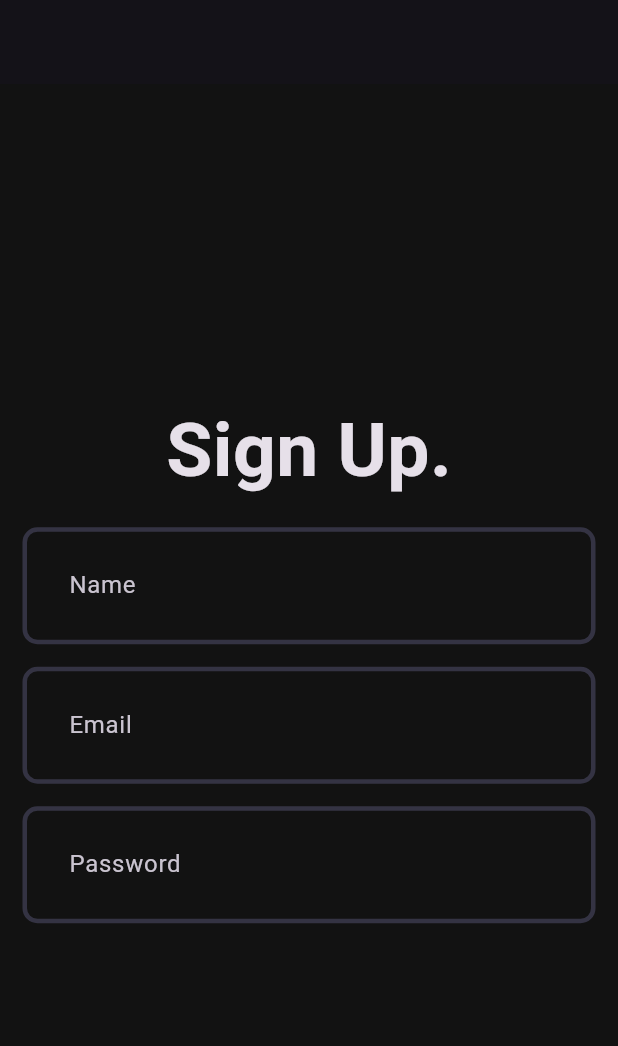
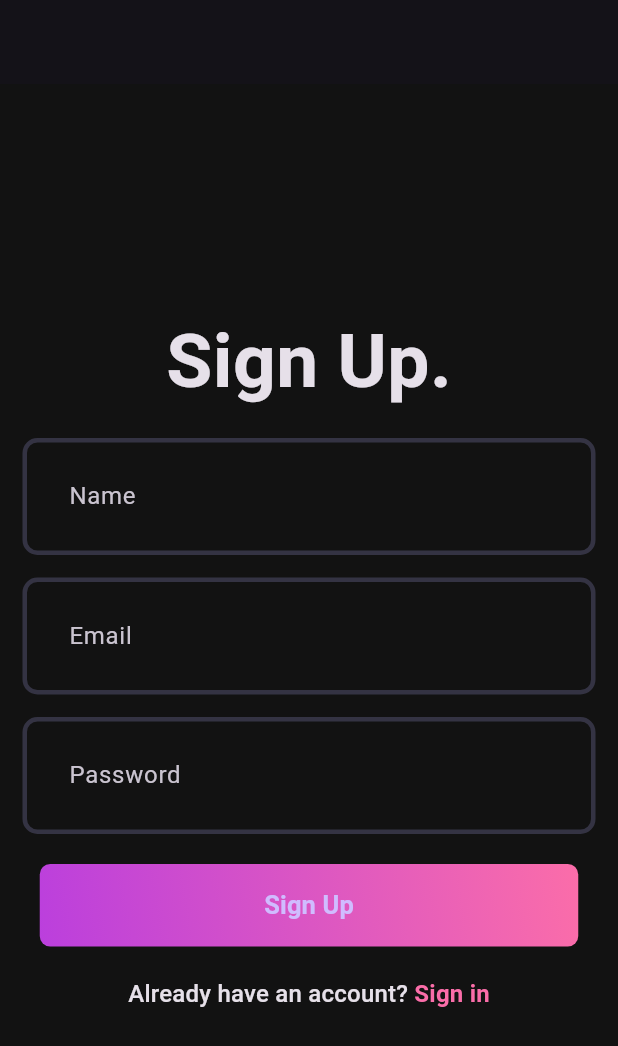
Before and after one commit to Manar2040/Spotify_CLone, a Flutter app: the screen it shows after launch, on a phone screen of 412 x 824 dp. Shown: the top 1046 px of the screen. Run offline on Flutter 3.47's test engine with Material 3 defaults, Android fonts, the phone set to English and light mode, and no system bars.

Commit message:
Sign up UI

```diff
--- a/client/lib/features/auth/view/pages/signup_page.dart
+++ b/client/lib/features/auth/view/pages/signup_page.dart
@@ -1,5 +1,7 @@
+import 'package:client/core/theme/app_pallete.dart';
 import 'package:flutter/material.dart';
 
+import '../widgets/auth_gadient_button.dart';
 import '../widgets/custom_field.dart';
 
 class SignupPage extends StatefulWidget {
@@ -10,12 +12,29 @@ class SignupPage extends StatefulWidget {
 }
 
 class _SignupPageState extends State<SignupPage> {
+  final TextEditingController nameController = TextEditingController();
+  final TextEditingController emailController = TextEditingController();
+  final TextEditingController passwordController = TextEditingController();
+  final formKey = GlobalKey<FormState>();
+
+
+  @override
+  void dispose() {
+    nameController.dispose();
+    emailController.dispose();
+    passwordController.dispose();
+    super.dispose();
+    formKey.currentState!.validate();
+  }
+
   @override
   Widget build(BuildContext context) {
     return Scaffold(
       appBar: AppBar(),
       body: Padding(
         padding: const EdgeInsets.all(15.0),
+        child: Form(
+          key:formKey,
           child: Column(
             mainAxisAlignment: MainAxisAlignment.center,
             children: [
@@ -27,12 +46,30 @@ class _SignupPageState extends State<SignupPage> {
                       )
                       ),
                const SizedBox(height: 15,),
-             CustomField( hintText: 'Name',),
+               CustomField( hintText: 'Name',controller: nameController,),
                const SizedBox(height: 15,),
-             CustomField(hintText: 'Email',),
+               CustomField(hintText: 'Email',controller: emailController,),
                const SizedBox(height: 15,),
-             CustomField(hintText: 'Password',),
+               CustomField(hintText: 'Password',controller: passwordController,isObscureText: true,),
+               const SizedBox(height: 20,),
+               AuthGadientButton(),
+               const SizedBox(height: 20,),
+               RichText(text: TextSpan(
+                text: 'Already have an account? ',
+                style: Theme.of(context).textTheme.titleMedium,
+                children: [
+                  TextSpan(
+                    text: 'Sign in',
+                    style: TextStyle(
+                      color: Pallete.gradient2,
+                      fontWeight: FontWeight.bold,
+                    ),
+                  ),
                 ],
+               ),)
+            ],
+
+          ),
         ),
       ),
     );
--- /dev/null
+++ b/client/lib/features/auth/view/widgets/auth_gadient_button.dart
@@ -0,0 +1,39 @@
+import 'package:flutter/material.dart';
+
+import '../../../../core/theme/app_pallete.dart';
+
+class AuthGadientButton extends StatelessWidget {
+  const AuthGadientButton({super.key});
+
+  @override
+  Widget build(BuildContext context) {
+    return Container(
+      decoration: BoxDecoration(
+        gradient: const LinearGradient(
+          colors: [
+            Pallete.gradient1,
+            Pallete.gradient2,
+          ],
+          begin: Alignment.bottomLeft,
+          end: Alignment.topRight,
+        ),
+        borderRadius: BorderRadius.circular(7),
+      ),
+      child: ElevatedButton(
+        onPressed: (){},
+        style: ElevatedButton.styleFrom(
+          fixedSize: const Size(359,55),
+          backgroundColor: Pallete.transparentColor,
+          shadowColor: Pallete.transparentColor,
+        ),
+        child: Text(
+              'Sign Up',
+              style:TextStyle(
+                fontSize: 17,
+                fontWeight: FontWeight.w600,
+              )
+      )
+              ),
+    );
+  }
+}
--- a/client/lib/features/auth/view/widgets/custom_field.dart
+++ b/client/lib/features/auth/view/widgets/custom_field.dart
@@ -2,12 +2,21 @@ import 'package:flutter/material.dart';
 
 class CustomField extends StatelessWidget {
   final String hintText;
-  const CustomField({super.key, required this.hintText});
+  final TextEditingController controller;
+  final bool isObscureText;
+  const CustomField({super.key, required this.hintText, required this.controller,  this.isObscureText = false});
 
   @override
   Widget build(BuildContext context) {
     return TextFormField(
       decoration: InputDecoration(hintText: hintText),
+      validator: (val){
+        if(val!.trim().isEmpty){
+          return '$hintText is missing';
+        }
+        return null;
+      },
+      obscureText: isObscureText,
     );
   }
 }
```
Lines whose indentation alone changed are shown as unchanged.
